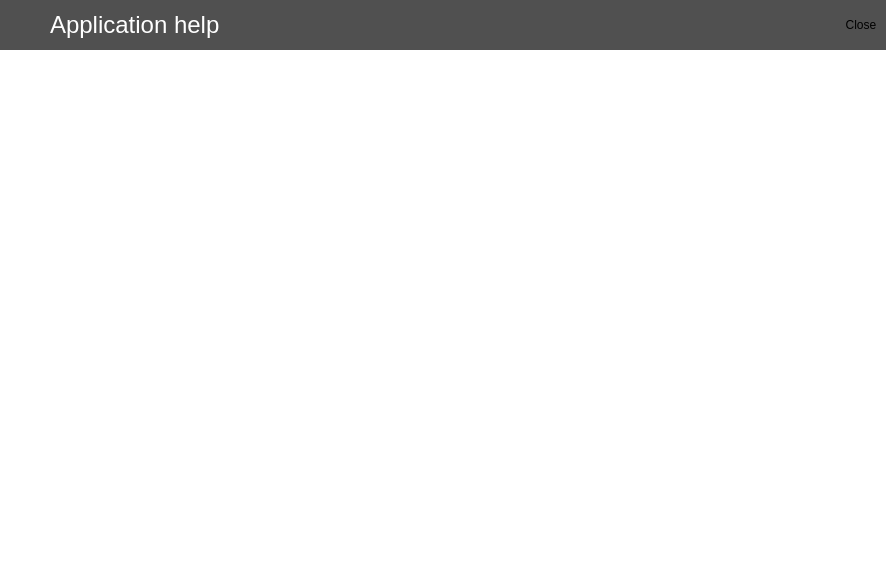
Qt form HelpDialog.ui (kacerpetr/QRssReader) before a commit.
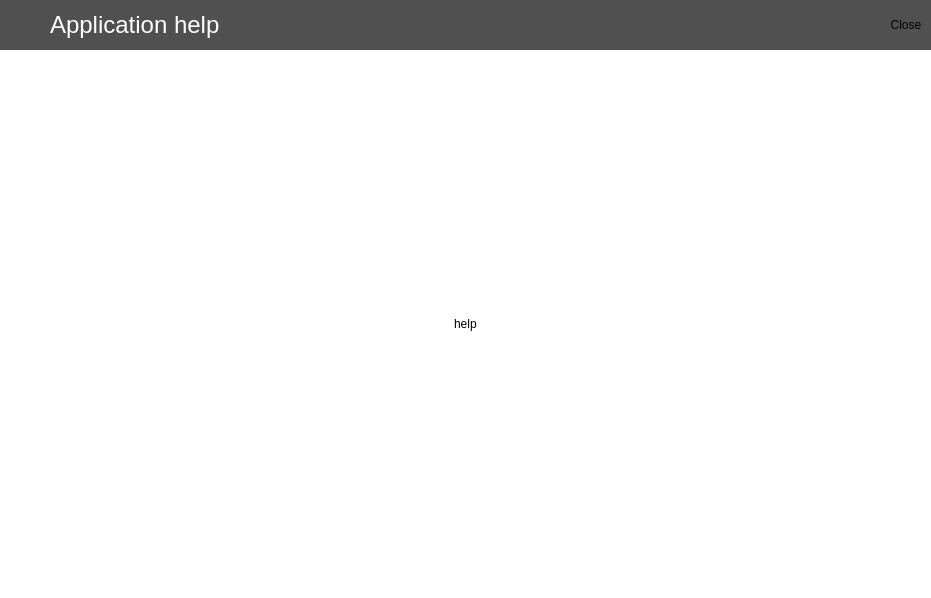
The same form after that commit. Icons and pictures are not drawn.

Commit message: Added app help, some minor design improvements

What changed in the file:
```diff
--- a/HelpDialog.ui
+++ b/HelpDialog.ui
@@ -6,8 +6,8 @@
    <rect>
     <x>0</x>
     <y>0</y>
-    <width>886</width>
-    <height>572</height>
+    <width>931</width>
+    <height>598</height>
    </rect>
   </property>
   <property name="windowTitle">
@@ -22,6 +22,10 @@
 	background-color: qlineargradient(spread:pad, x1:0, y1:1, x2:0, y2:0, stop:0 rgb(240, 240, 240), stop:1 rgb(250, 250, 250));
 }
 
+#scrollArea{
+	background-color: white;
+}
+
 #contents{
 	background-color: white;
 }
@@ -55,6 +59,7 @@
 	background-color: rgb(90, 90, 90);
 	border: 0px;
 }
+
 </string>
   </property>
   <layout class="QVBoxLayout" name="verticalLayout">
@@ -184,13 +189,13 @@
        <rect>
         <x>0</x>
         <y>0</y>
-        <width>886</width>
-        <height>520</height>
+        <width>931</width>
+        <height>546</height>
        </rect>
       </property>
-      <layout class="QVBoxLayout" name="verticalLayout_2">
+      <layout class="QHBoxLayout" name="horizontalLayout">
        <property name="spacing">
-        <number>10</number>
+        <number>0</number>
        </property>
        <property name="leftMargin">
         <number>10</number>
@@ -204,6 +209,39 @@
        <property name="bottomMargin">
         <number>10</number>
        </property>
+       <item>
+        <spacer name="horizontalSpacer">
+         <property name="orientation">
+          <enum>Qt::Horizontal</enum>
+         </property>
+         <property name="sizeHint" stdset="0">
+          <size>
+           <width>419</width>
+           <height>10</height>
+          </size>
+         </property>
+        </spacer>
+       </item>
+       <item>
+        <widget class="QLabel" name="mainLabel">
+         <property name="text">
+          <string>help</string>
+         </property>
+        </widget>
+       </item>
+       <item>
+        <spacer name="horizontalSpacer_2">
+         <property name="orientation">
+          <enum>Qt::Horizontal</enum>
+         </property>
+         <property name="sizeHint" stdset="0">
+          <size>
+           <width>418</width>
+           <height>10</height>
+          </size>
+         </property>
+        </spacer>
+       </item>
       </layout>
      </widget>
     </widget>
```
Left out of the diff: 10 changed lines with no effect on the pictures. The commit also changes 26 other files.
